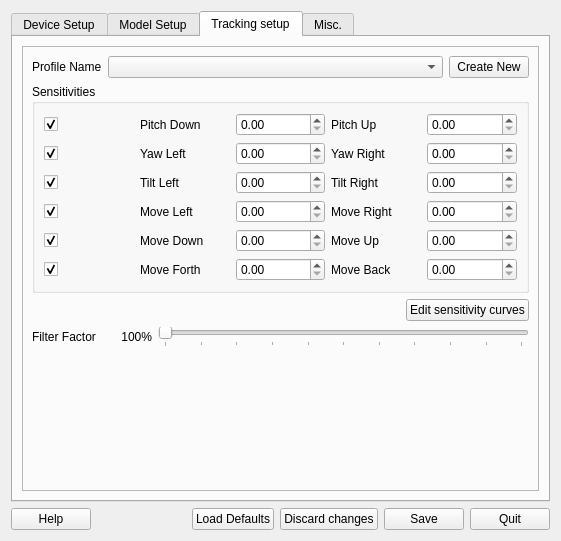
Qt form src/qt_gui/ltr.ui (mavak/linux-track) before a commit.
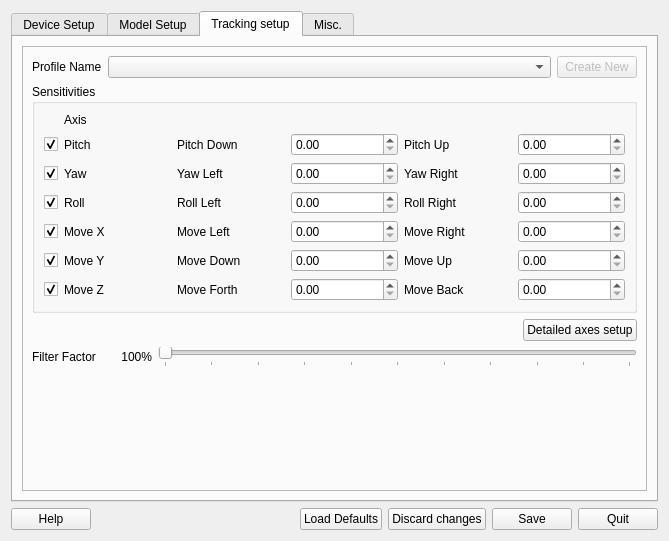
The same form after that commit. The open tabs and pages were chosen to show the change. Icons and pictures are not drawn.

The edit to the form file:
```diff
--- a/src/qt_gui/ltr.ui
+++ b/src/qt_gui/ltr.ui
@@ -6,7 +6,7 @@
    <rect>
     <x>0</x>
     <y>0</y>
-    <width>561</width>
+    <width>669</width>
     <height>541</height>
    </rect>
   </property>
@@ -1794,7 +1794,7 @@
             <item>
              <widget class="QPushButton" name="CreateNewProfile">
               <property name="enabled">
-               <bool>true</bool>
+               <bool>false</bool>
               </property>
               <property name="sizePolicy">
                <sizepolicy hsizetype="Maximum" vsizetype="Fixed">
@@ -1817,186 +1817,182 @@
             <layout class="QHBoxLayout" name="horizontalLayout_19">
              <item>
               <layout class="QGridLayout" name="gridLayout_4">
-               <item row="0" column="1">
+               <item row="1" column="2">
                 <widget class="QLabel" name="label_46">
                  <property name="text">
                   <string>Pitch Down</string>
                  </property>
                 </widget>
                </item>
-               <item row="0" column="2">
+               <item row="1" column="3">
                 <widget class="QDoubleSpinBox" name="PitchUpSpin">
                  <property name="maximum">
                   <double>10000.000000000000000</double>
                  </property>
                 </widget>
                </item>
-               <item row="0" column="3">
+               <item row="1" column="4">
                 <widget class="QLabel" name="label_50">
                  <property name="text">
                   <string>Pitch Up</string>
                  </property>
                 </widget>
                </item>
-               <item row="0" column="4">
+               <item row="1" column="5">
                 <widget class="QDoubleSpinBox" name="PitchDownSpin">
                  <property name="maximum">
                   <double>10000.000000000000000</double>
                  </property>
                 </widget>
                </item>
-               <item row="1" column="1">
+               <item row="2" column="2">
                 <widget class="QLabel" name="label_51">
                  <property name="text">
                   <string>Yaw Left</string>
                  </property>
                 </widget>
                </item>
-               <item row="1" column="2">
+               <item row="2" column="3">
                 <widget class="QDoubleSpinBox" name="YawLeftSpin">
                  <property name="maximum">
                   <double>10000.000000000000000</double>
                  </property>
                 </widget>
                </item>
-               <item row="1" column="3">
+               <item row="2" column="4">
                 <widget class="QLabel" name="label_52">
                  <property name="text">
                   <string>Yaw Right</string>
                  </property>
                 </widget>
                </item>
-               <item row="1" column="4">
+               <item row="2" column="5">
                 <widget class="QDoubleSpinBox" name="YawRightSpin">
                  <property name="maximum">
                   <double>10000.000000000000000</double>
                  </property>
                 </widget>
                </item>
-               <item row="2" column="1">
+               <item row="3" column="2">
                 <widget class="QLabel" name="label_53">
                  <property name="text">
-                  <string>Tilt Left</string>
+                  <string>Roll Left</string>
                  </property>
                 </widget>
                </item>
-               <item row="2" column="2">
+               <item row="3" column="3">
                 <widget class="QDoubleSpinBox" name="TiltLeftSpin">
                  <property name="maximum">
                   <double>10000.000000000000000</double>
                  </property>
                 </widget>
                </item>
-               <item row="2" column="3">
+               <item row="3" column="4">
                 <widget class="QLabel" name="label_54">
                  <property name="text">
-                  <string>Tilt Right</string>
+                  <string>Roll Right</string>
                  </property>
                 </widget>
                </item>
-               <item row="2" column="4">
+               <item row="3" column="5">
                 <widget class="QDoubleSpinBox" name="TiltRightSpin">
                  <property name="maximum">
                   <double>10000.000000000000000</double>
                  </property>
                 </widget>
                </item>
-               <item row="3" column="1">
+               <item row="4" column="2">
                 <widget class="QLabel" name="label_55">
                  <property name="text">
                   <string>Move Left</string>
                  </property>
                 </widget>
                </item>
-               <item row="3" column="2">
+               <item row="4" column="3">
                 <widget class="QDoubleSpinBox" name="MoveLeftSpin">
                  <property name="maximum">
                   <double>10000.000000000000000</double>
                  </property>
                 </widget>
                </item>
-               <item row="3" column="3">
+               <item row="4" column="4">
                 <widget class="QLabel" name="label_56">
                  <property name="text">
                   <string>Move Right</string>
                  </property>
                 </widget>
                </item>
-               <item row="3" column="4">
+               <item row="4" column="5">
                 <widget class="QDoubleSpinBox" name="MoveRightSpin">
                  <property name="maximum">
                   <double>10000.000000000000000</double>
                  </property>
                 </widget>
                </item>
-               <item row="4" column="1">
+               <item row="5" column="2">
                 <widget class="QLabel" name="label_57">
                  <property name="text">
                   <string>Move Down</string>
                  </property>
                 </widget>
                </item>
-               <item row="4" column="2">
+               <item row="5" column="3">
                 <widget class="QDoubleSpinBox" name="MoveUpSpin">
                  <property name="maximum">
                   <double>10000.000000000000000</double>
                  </property>
                 </widget>
                </item>
-               <item row="4" column="3">
+               <item row="5" column="4">
                 <widget class="QLabel" name="label_58">
                  <property name="text">
                   <string>Move Up</string>
                  </property>
                 </widget>
                </item>
-               <item row="4" column="4">
+               <item row="5" column="5">
                 <widget class="QDoubleSpinBox" name="MoveDownSpin">
                  <property name="maximum">
                   <double>10000.000000000000000</double>
                  </property>
                 </widget>
                </item>
-               <item row="5" column="1">
+               <item row="6" column="2">
                 <widget class="QLabel" name="label_59">
                  <property name="text">
                   <string>Move Forth</string>
                  </property>
                 </widget>
                </item>
-               <item row="5" column="2">
+               <item row="6" column="3">
                 <widget class="QDoubleSpinBox" name="MoveBackSpin">
                  <property name="maximum">
                   <double>10000.000000000000000</double>
                  </property>
                 </widget>
                </item>
-               <item row="5" column="3">
+               <item row="6" column="4">
                 <widget class="QLabel" name="label_60">
                  <property name="text">
                   <string>Move Back</string>
                  </property>
                 </widget>
                </item>
-               <item row="5" column="4">
+               <item row="6" column="5">
                 <widget class="QDoubleSpinBox" name="MoveForthSpin">
                  <property name="maximum">
                   <double>10000.000000000000000</double>
                  </property>
                 </widget>
                </item>
-               <item row="0" column="0">
-                <widget class="QCheckBox" name="PitchEnable">
-                 <property name="text">
-                  <string/>
-                 </property>
-                 <property name="checked">
-                  <bool>true</bool>
-                 </property>
-                </widget>
-               </item>
                <item row="1" column="0">
-                <widget class="QCheckBox" name="YawEnable">
+                <widget class="QCheckBox" name="PitchEnable">
+                 <property name="sizePolicy">
+                  <sizepolicy hsizetype="Maximum" vsizetype="Fixed">
+                   <horstretch>0</horstretch>
+                   <verstretch>0</verstretch>
+                  </sizepolicy>
+                 </property>
                  <property name="text">
                   <string/>
                  </property>
@@ -2006,7 +2002,7 @@
                 </widget>
                </item>
                <item row="2" column="0">
-                <widget class="QCheckBox" name="RollEnable">
+                <widget class="QCheckBox" name="YawEnable">
                  <property name="text">
                   <string/>
                  </property>
@@ -2016,7 +2012,7 @@
                 </widget>
                </item>
                <item row="3" column="0">
-                <widget class="QCheckBox" name="XEnable">
+                <widget class="QCheckBox" name="RollEnable">
                  <property name="text">
                   <string/>
                  </property>
@@ -2026,7 +2022,7 @@
                 </widget>
                </item>
                <item row="4" column="0">
-                <widget class="QCheckBox" name="YEnable">
+                <widget class="QCheckBox" name="XEnable">
                  <property name="text">
                   <string/>
                  </property>
@@ -2036,6 +2032,16 @@
                 </widget>
                </item>
                <item row="5" column="0">
+                <widget class="QCheckBox" name="YEnable">
+                 <property name="text">
+                  <string/>
+                 </property>
+                 <property name="checked">
+                  <bool>true</bool>
+                 </property>
+                </widget>
+               </item>
+               <item row="6" column="0">
                 <widget class="QCheckBox" name="ZEnable">
                  <property name="text">
                   <string/>
@@ -2045,6 +2051,55 @@
                  </property>
                 </widget>
                </item>
+               <item row="1" column="1">
+                <widget class="QLabel" name="label_62">
+                 <property name="text">
+                  <string>Pitch</string>
+                 </property>
+                </widget>
+               </item>
+               <item row="2" column="1">
+                <widget class="QLabel" name="label_68">
+                 <property name="text">
+                  <string>Yaw</string>
+                 </property>
+                </widget>
+               </item>
+               <item row="3" column="1">
+                <widget class="QLabel" name="label_69">
+                 <property name="text">
+                  <string>Roll</string>
+                 </property>
+                </widget>
+               </item>
+               <item row="4" column="1">
+                <widget class="QLabel" name="label_70">
+                 <property name="text">
+                  <string>Move X</string>
+                 </property>
+                </widget>
+               </item>
+               <item row="5" column="1">
+                <widget class="QLabel" name="label_71">
+                 <property name="text">
+                  <string>Move Y</string>
+                 </property>
+                </widget>
+               </item>
+               <item row="6" column="1">
+                <widget class="QLabel" name="label_72">
+                 <property name="text">
+                  <string>Move Z</string>
+                 </property>
+                </widget>
+               </item>
+               <item row="0" column="1">
+                <widget class="QLabel" name="label_73">
+                 <property name="text">
+                  <string>Axis</string>
+                 </property>
+                </widget>
+               </item>
               </layout>
              </item>
             </layout>
@@ -2068,7 +2123,7 @@
             <item>
              <widget class="QPushButton" name="EditSCButton">
               <property name="text">
-               <string>Edit sensitivity curves</string>
+               <string>Detailed axes setup</string>
               </property>
              </widget>
             </item>
```
